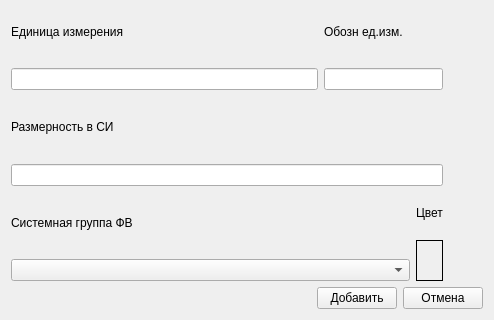
This is addelement.ui in Flyewzz/FViZ as Qt 5 draws it before an edit; both pictures show x 0 to 494 and y 210 to 530 of the 494 by 530 pixel window. The edited form follows.
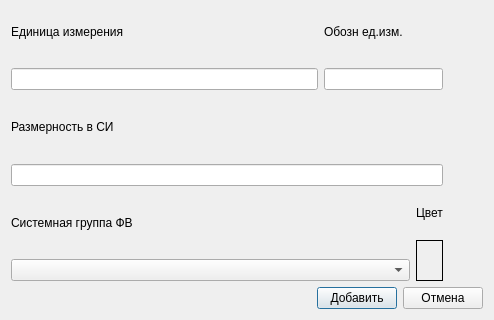
This is the edited form. Icons and pictures are not drawn.

What changed in the file:
```diff
--- a/addelement.ui
+++ b/addelement.ui
@@ -1,7 +1,7 @@
 <?xml version="1.0" encoding="UTF-8"?>
 <ui version="4.0">
  <class>AddElement</class>
- <widget class="QWidget" name="AddElement">
+ <widget class="QDialog" name="AddElement">
   <property name="geometry">
    <rect>
     <x>0</x>
```
